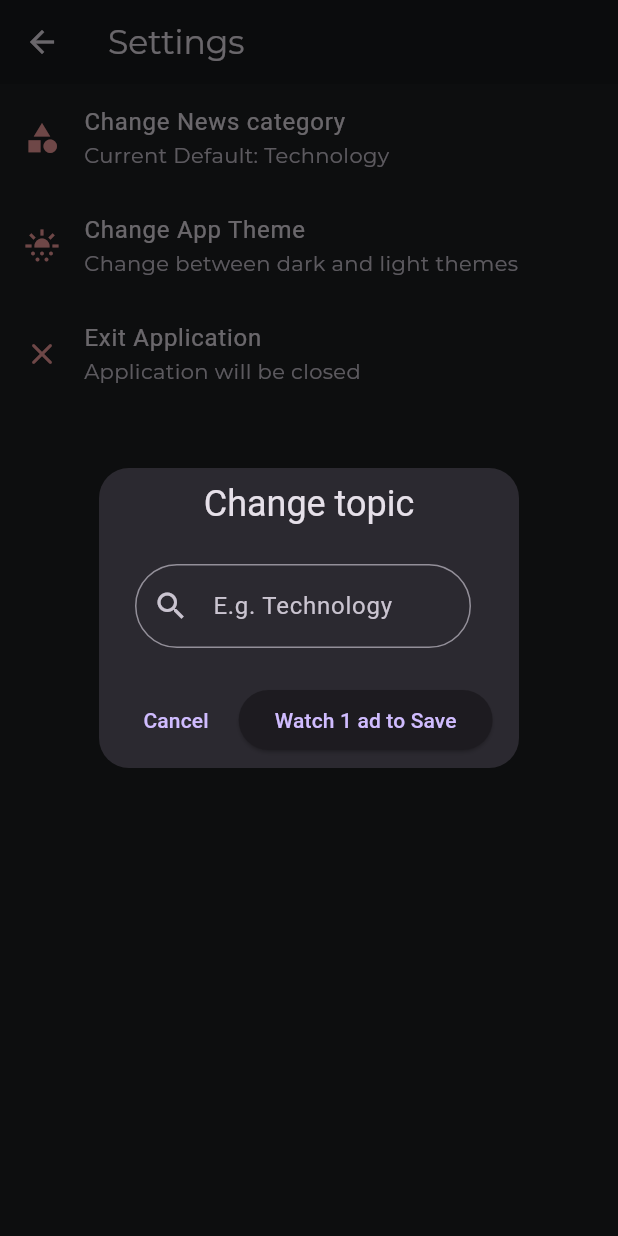
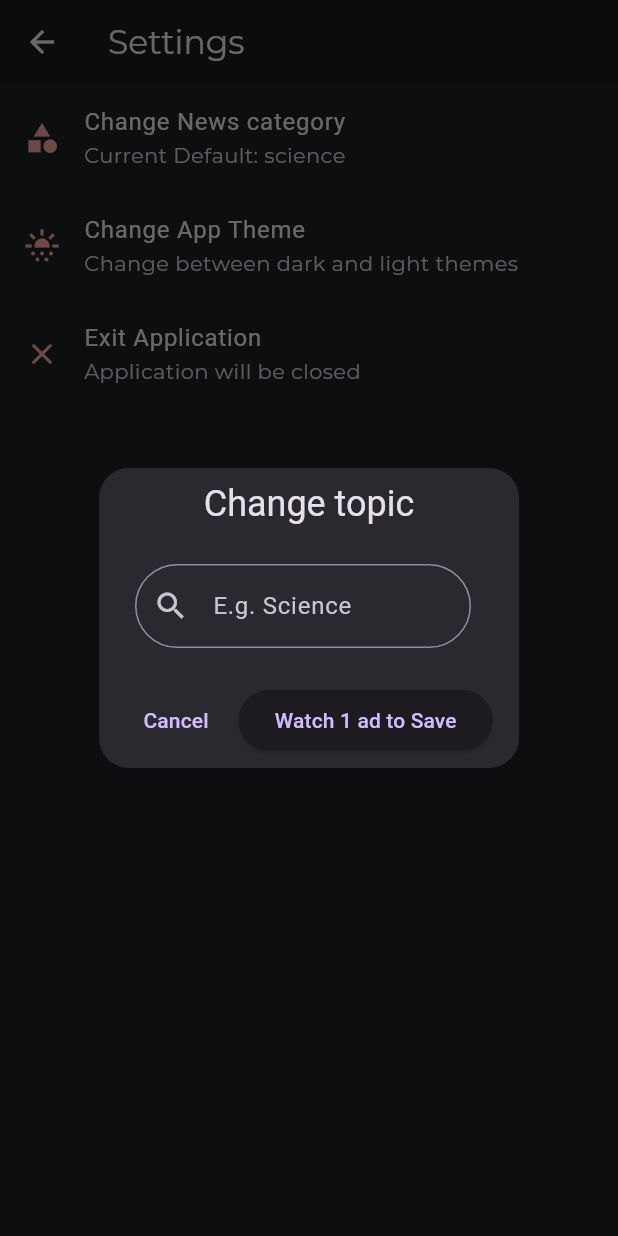
Before and after one commit to kebora/news, a Flutter app: the SettingsView screen opened directly, after a tap on "Change News category", on a phone screen of 412 x 824 dp. Run offline on Flutter 3.47's test engine with Material 2 defaults, Android fonts, the light colour scheme and no system bars; our stand-ins replace get, get_storage, google_mobile_ads, lottie; missing offline and left inert: restart_app; accounts and stored records are empty; network calls fail.

Commit message:
change default placeholder

```diff
--- a/lib/main.dart
+++ b/lib/main.dart
@@ -17,7 +17,7 @@ void main() async {
     await GetStorage().write("theme", false);
   }
   if (!GetStorage().hasData("category")) {
-    GetStorage().write("category", 'Technology');
+    GetStorage().write("category", 'science');
   }
 
   ///
--- a/lib/settings.dart
+++ b/lib/settings.dart
@@ -98,7 +98,7 @@ class SettingsView extends StatelessWidget {
                 title: TextField(
                   onChanged: categoryController.onChanged,
                   decoration: InputDecoration(
-                    hintText: "E.g. Technology",
+                    hintText: "E.g. Science",
                     border: OutlineInputBorder(
                       borderRadius: BorderRadius.circular(30.0),
                     ),
```
